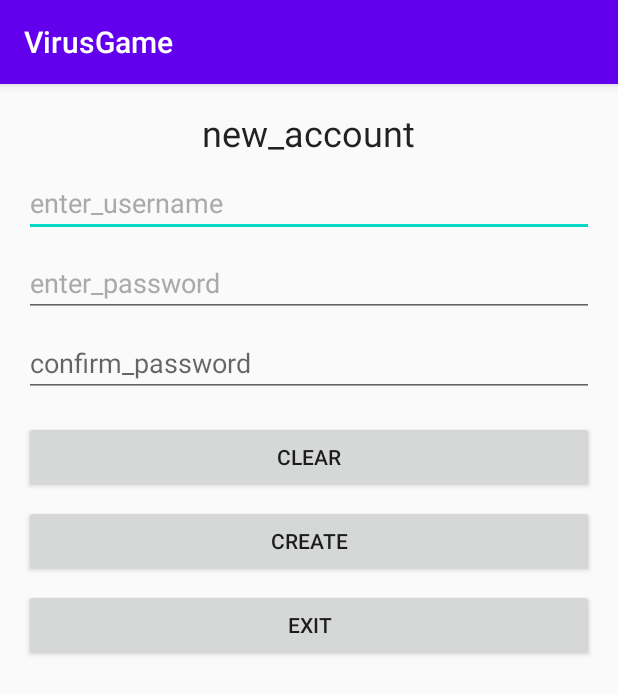
After one commit to MingjieSong/Android-VirusGame, an Android app: the PlayerAccountActivity screen opened directly, with no data from a screen before it, on a phone screen of 412 x 824 dp. The commit adds this screen. Shown: the top 694 px of the screen. Run offline under Robolectric (Android 15) with nearby library versions, the phone set to English and light mode, and no system bars.

Commit message:
player db added

```diff
--- a/app/src/main/AndroidManifest.xml
+++ b/app/src/main/AndroidManifest.xml
@@ -9,8 +9,9 @@
         android:roundIcon="@mipmap/ic_launcher_round"
         android:supportsRtl="true"
         android:theme="@style/AppTheme">
-        <activity android:name=".MaskCheck"></activity>
-        <activity android:name=".HomeScreenActivity">
+        <activity android:name=".UI.MaskCheck"></activity>
+        <activity android:name=".UI.PlayerAccountActivity"></activity>
+        <activity android:name=".UI.HomeScreenActivity">
             <intent-filter>
                 <action android:name="android.intent.action.MAIN" />
 
--- a/app/src/main/java/com/androidApp/virusGame/MaskCheck.java
+++ b/app/src/main/java/com/androidApp/virusGame/UI/MaskCheck.java
@@ -1,8 +1,10 @@
-package com.androidApp.virusGame;
+package com.androidApp.virusGame.UI;
 
 import androidx.appcompat.app.AppCompatActivity;
 
 import android.os.Bundle;
+
+import com.androidApp.virusGame.R;
 
 public class MaskCheck extends AppCompatActivity {
 
--- /dev/null
+++ b/app/src/main/java/com/androidApp/virusGame/UI/PlayerAccountActivity.java
@@ -0,0 +1,12 @@
+package com.androidApp.virusGame.UI;
+
+import androidx.fragment.app.Fragment;
+
+public class PlayerAccountActivity extends SingleFragmentActivity  {
+    @Override
+    protected Fragment createFragment() {
+        return new PlayerAccountFragment();
+    }
+
+
+}
--- /dev/null
+++ b/app/src/main/java/com/androidApp/virusGame/UI/PlayerAccountFragment.java
@@ -0,0 +1,115 @@
+package com.androidApp.virusGame.UI;
+
+import android.app.Activity;
+import android.os.Build;
+import android.os.Bundle;
+import android.util.Log;
+import android.view.LayoutInflater;
+import android.view.View;
+import android.view.ViewGroup;
+import android.widget.Button;
+import android.widget.EditText;
+import android.widget.Toast;
+
+import com.androidApp.virusGame.Model.Player;
+import com.androidApp.virusGame.Model.PlayerSingleton;
+import com.androidApp.virusGame.R;
+
+import androidx.annotation.NonNull;
+import androidx.annotation.Nullable;
+import androidx.annotation.RequiresApi;
+import androidx.fragment.app.Fragment;
+import androidx.fragment.app.FragmentActivity;
+
+import java.util.Collection;
+import java.util.Iterator;
+import java.util.List;
+import java.util.ListIterator;
+
+
+public class PlayerAccountFragment extends Fragment implements View.OnClickListener  {
+
+
+    private EditText mEtUsername;
+    private EditText mEtPassword;
+    private EditText mEtConfirm;
+    private PlayerSingleton singleton ;
+
+
+
+    @Override
+    public View onCreateView(@NonNull LayoutInflater inflater, ViewGroup container, Bundle savedInstanceState) {
+
+        View v = inflater.inflate(R.layout.fragment_account, container, false);
+
+        Activity activity = getActivity();
+
+        if (activity != null){
+
+            mEtUsername = v.findViewById(R.id.username);
+            mEtPassword = v.findViewById(R.id.password);
+            mEtConfirm = v.findViewById(R.id.password_confirm);
+            Button btnAdd = v.findViewById(R.id.done_button);
+            btnAdd.setOnClickListener(this);
+            Button btnCancel = v.findViewById(R.id.cancel_button);
+            btnCancel.setOnClickListener(this);
+            Button btnExit = v.findViewById(R.id.exit_button);
+            btnExit.setOnClickListener(this);
+
+        }
+
+        return v;
+    }
+
+
+
+
+    @RequiresApi(api = Build.VERSION_CODES.KITKAT)
+    @Override
+    public void onClick(View view) {
+        switch (view.getId()) {
+            case R.id.done_button:
+                createAccount();
+                break;
+            case R.id.cancel_button:
+                mEtUsername.setText("");
+                mEtPassword.setText("");
+                mEtConfirm.setText("");
+                break;
+            case R.id.exit_button:
+                Log.d("Debugging message", "reach here ") ;
+                showStoredPlayers() ;
+                //FIXME pop up current activity and return to the homescreen
+        }
+    }
+
+    private void createAccount() {
+        FragmentActivity activity = getActivity();
+        String username = mEtUsername.getText().toString();
+        String password = mEtPassword.getText().toString();
+        String confirm = mEtConfirm.getText().toString();
+        if (activity != null) {
+            if (password.equals(confirm) && !username.equals("") && !password.equals("")) {
+                singleton = PlayerSingleton.get(activity.getApplicationContext());
+                Player player= new Player(username, password);
+                singleton.addPlayer(player);
+                Toast.makeText(activity.getApplicationContext(), "New player info inserted", Toast.LENGTH_SHORT).show();
+            } else if ((username.equals("")) || (password.equals("")) || (confirm.equals(""))) {
+                Toast.makeText(activity.getApplicationContext(), "Missing entry", Toast.LENGTH_SHORT).show();
+            }
+        }
+    }
+
+
+    //only used to check if db setup is working
+    @RequiresApi(api = Build.VERSION_CODES.KITKAT)
+    private void showStoredPlayers(){
+
+
+            List<Player> players =  singleton.getPlayers();
+            for(int i=0 ;i<players.size(); i++){
+                Log.d("Stored players info", "player#"+ i+" "+players.get(i).getName());
+            }
+
+    }
+}
--- a/app/src/main/java/com/androidApp/virusGame/SingleFragmentActivity.java
+++ b/app/src/main/java/com/androidApp/virusGame/UI/SingleFragmentActivity.java
@@ -1,4 +1,4 @@
-package com.androidApp.virusGame;
+package com.androidApp.virusGame.UI;
 
 import android.os.Bundle;
 
@@ -6,6 +6,8 @@ import androidx.annotation.LayoutRes;
 import androidx.appcompat.app.AppCompatActivity;
 import androidx.fragment.app.Fragment;
 import androidx.fragment.app.FragmentManager;
+
+import com.androidApp.virusGame.R;
 
 
 public abstract class SingleFragmentActivity extends AppCompatActivity {
--- /dev/null
+++ b/app/src/main/res/layout/fragment_account.xml
@@ -0,0 +1,76 @@
+<?xml version="1.0" encoding="utf-8"?>
+<LinearLayout xmlns:android="http://schemas.android.com/apk/res/android"
+    android:layout_width="match_parent"
+    android:layout_height="match_parent"
+    android:orientation="vertical">
+    <TextView
+        android:layout_width="wrap_content"
+        android:layout_height="wrap_content"
+        android:layout_gravity="center"
+        android:layout_marginTop="16dp"
+        android:layout_marginBottom="8dp"
+        android:text="@string/new_account"
+        android:textAppearance="@style/TextAppearance.AppCompat.Headline" />
+
+    <EditText
+        android:id="@+id/username"
+        android:hint="@string/enter_username"
+        android:inputType="textPassword"
+        android:textColorHint="@android:color/darker_gray"
+        android:layout_marginLeft="16dp"
+        android:layout_marginRight="16dp"
+        android:layout_marginBottom="8dp"
+        android:layout_width="match_parent"
+        android:layout_height="wrap_content"
+        android:maxLines="1" />
+
+
+    <EditText
+        android:id="@+id/password"
+        android:inputType="textPassword"
+        android:textColorHint="@android:color/darker_gray"
+        android:hint="@string/enter_password"
+        android:layout_marginLeft="16dp"
+        android:layout_marginRight="16dp"
+        android:layout_marginBottom="8dp"
+        android:layout_width="match_parent"
+        android:layout_height="wrap_content"
+        android:maxLines="1" />
+
+    <EditText
+        android:id="@+id/password_confirm"
+        android:inputType="textPassword"
+        android:layout_width="match_parent"
+        android:layout_height="wrap_content"
+        android:layout_marginLeft="16dp"
+        android:layout_marginRight="16dp"
+        android:layout_marginBottom="8dp"
+        android:maxLines="1"
+        android:hint="@string/confirm_password"/>
+    <Button
+        android:id="@+id/cancel_button"
+        android:text="@string/clear"
+        android:layout_width="match_parent"
+        android:layout_marginLeft="16dp"
+        android:layout_marginRight="16dp"
+        android:layout_marginTop="8dp"
+        android:layout_height="wrap_content"/>
+    <Button
+        android:id="@+id/done_button"
+        android:text="@string/create"
+        android:layout_marginLeft="16dp"
+        android:layout_marginRight="16dp"
+        android:layout_marginTop="8dp"
+        android:layout_width="match_parent"
+        android:layout_height="wrap_content"/>
+
+    <Button
+        android:id="@+id/exit_button"
+        android:text="@string/exit"
+        android:layout_marginLeft="16dp"
+        android:layout_marginRight="16dp"
+        android:layout_marginTop="8dip"
+        android:layout_width="match_parent"
+        android:layout_height="wrap_content" />
+
+</LinearLayout>
--- a/app/src/main/res/values/strings.xml
+++ b/app/src/main/res/values/strings.xml
@@ -4,5 +4,14 @@
     <string name="Login">Login</string>
     <string name="CreateAccount">Create Account</string>
     <string name="MaskCheck">Before we go outside, we\'d like to remind you to wear a mask. Are you wearing your mask?</string>
+    <string name="new_account">new_account</string>
+    <string name="enter_username">enter_username</string>
+    <string name="enter_password">enter_password</string>
+    <string name="confirm_password">confirm_password</string>
+    <string name="clear">clear</string>
+    <string name="create">create</string>
+    <string name="exit">exit</string>
+
+
 
 </resources>
```
Also changed, not shown: app/src/main/java/com/androidApp/virusGame/Model/Player.java (added, +60 -0 lines), app/src/main/java/com/androidApp/virusGame/Model/PlayerDbHelper.java (added, +36 -0 lines), app/src/main/java/com/androidApp/virusGame/Model/PlayerDbSchema.java (added, +14 -0 lines), app/src/main/java/com/androidApp/virusGame/Model/PlayerSingleton.java (added, +120 -0 lines), app/src/main/java/com/androidApp/virusGame/UI/HomeScreenActivity.java (renamed from app/src/main/java/com/androidApp/virusGame/HomeScreenActivity.java, +4 -7 lines), app/src/main/java/com/androidApp/virusGame/UI/HomeScreenFragment.java (renamed from app/src/main/java/com/androidApp/virusGame/HomeScreenFragment.java, +8 -5 lines).
